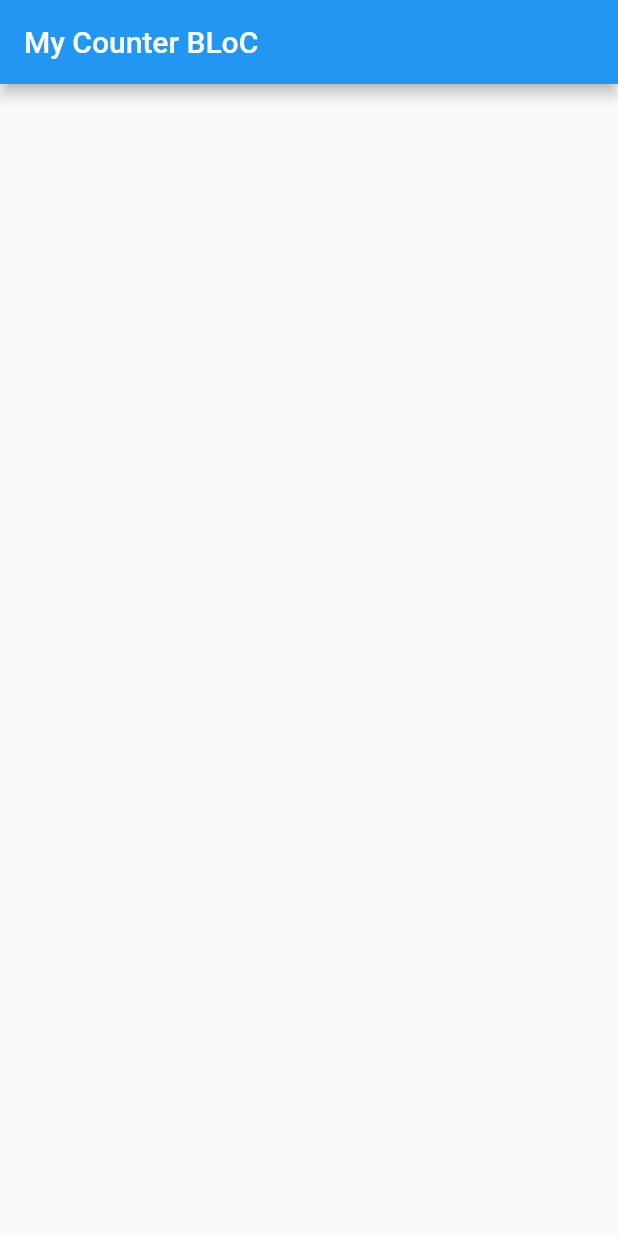
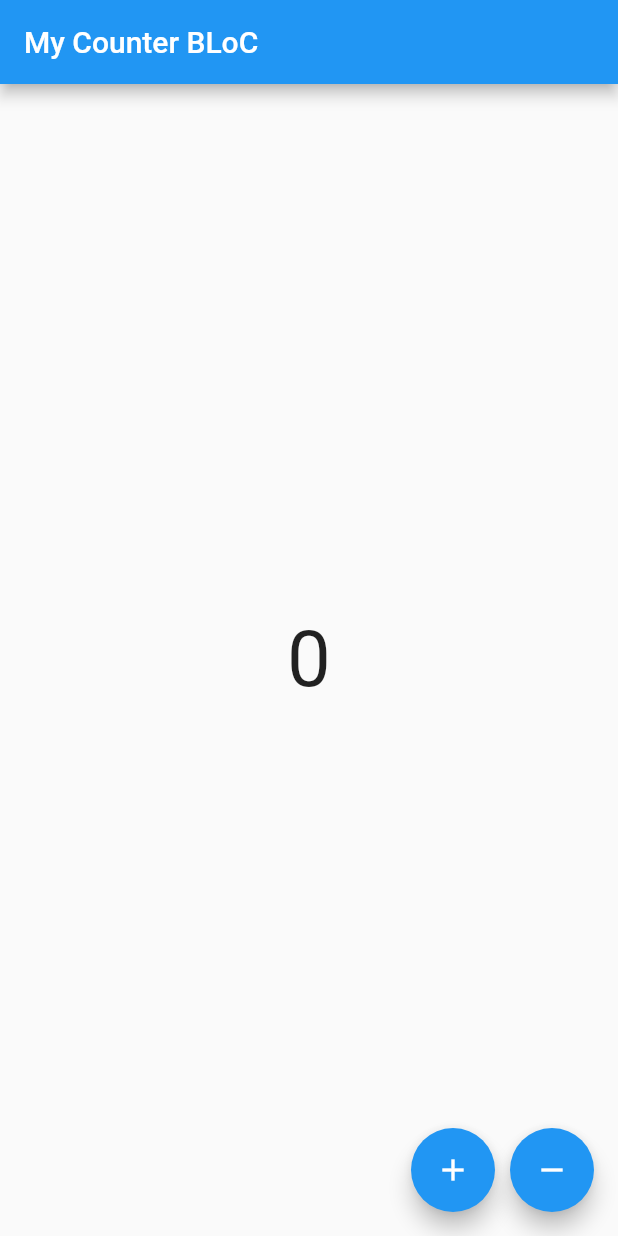
Before and after one commit to Alejandrehl/my-counter-bloc, a Flutter app: the screen it shows after launch, on a phone screen of 412 x 824 dp. Run offline on Flutter 3.47's test engine with Material 2 defaults, Android fonts, the phone set to English and light mode, and no system bars.

Commit message:
HomePage static design

```diff
--- a/lib/pages/home_page.dart
+++ b/lib/pages/home_page.dart
@@ -14,6 +14,28 @@ class MyHomePage extends StatelessWidget {
       appBar: AppBar(
         title: Text(title),
       ),
+      body: const Center(
+        child: Text(
+          '0',
+          style: TextStyle(fontSize: 52.0),
+        ),
+      ),
+      floatingActionButton: Row(
+        mainAxisAlignment: MainAxisAlignment.end,
+        children: [
+          FloatingActionButton(
+            onPressed: () {},
+            heroTag: 'increment',
+            child: const Icon(Icons.add),
+          ),
+          const SizedBox(width: 10.0),
+          FloatingActionButton(
+            onPressed: () {},
+            heroTag: 'decrement',
+            child: const Icon(Icons.remove),
+          ),
+        ],
+      ),
     );
   }
 }
```
